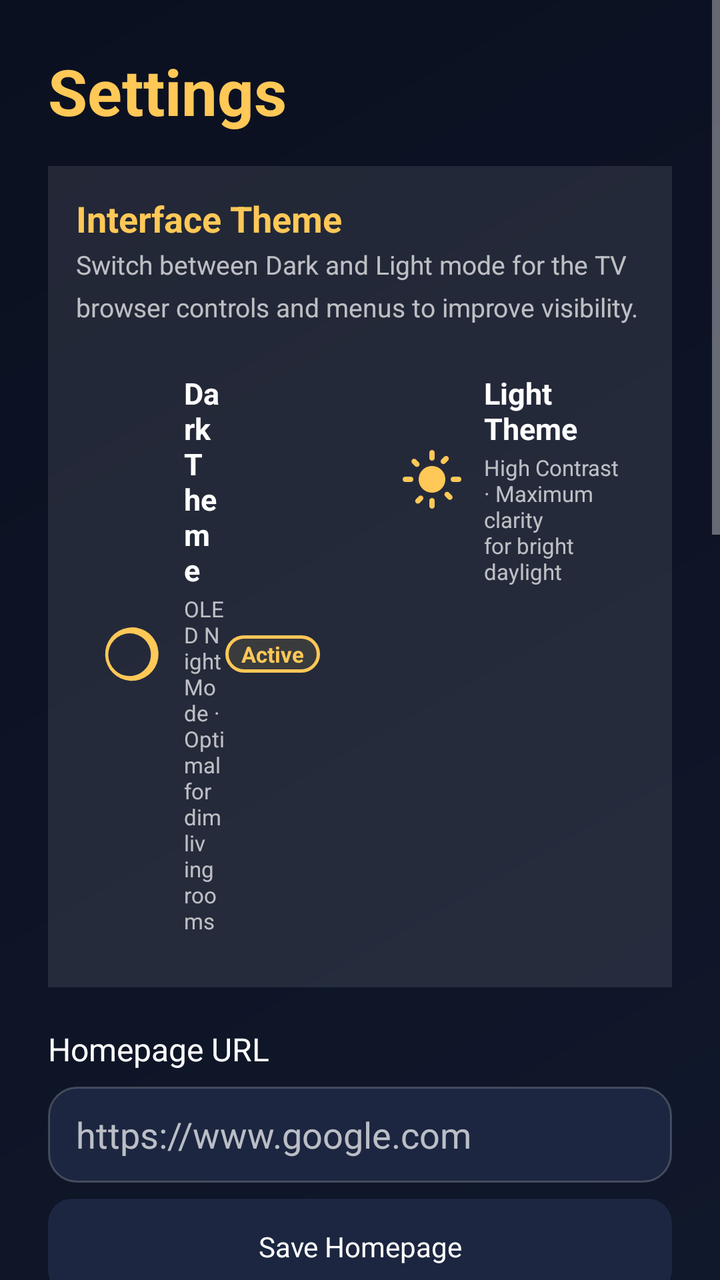
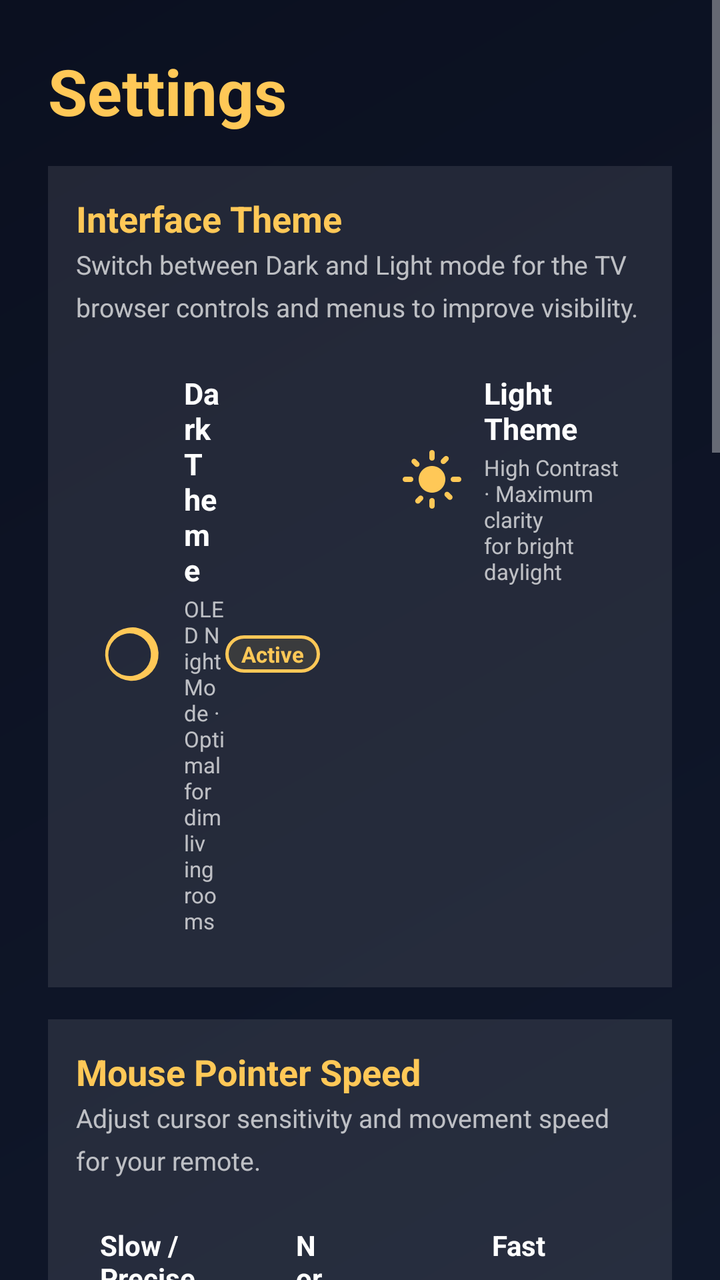

An Android layout rendered at two revisions. The XML below is the earlier revision; the diff shows what the commit changed to produce the second picture.
<!-- AndroidManifest.xml: application theme Theme.TVNavBrowser -->
<!-- res/layout/activity_settings.xml -->
<?xml version="1.0" encoding="utf-8"?>
<ScrollView xmlns:android="http://schemas.android.com/apk/res/android"
    xmlns:app="http://schemas.android.com/apk/res-auto"
    android:layout_width="match_parent"
    android:layout_height="match_parent"
    android:background="@drawable/bg_screen">

    <LinearLayout
        android:layout_width="match_parent"
        android:layout_height="wrap_content"
        android:orientation="vertical"
        android:padding="24dp">

        <TextView
            style="@style/ScreenTitle"
            android:layout_width="match_parent"
            android:layout_height="wrap_content"
            android:text="@string/settings" />

        
        <LinearLayout
            android:id="@+id/themeSectionContainer"
            android:layout_width="match_parent"
            android:layout_height="wrap_content"
            android:layout_marginTop="16dp"
            android:background="#18FFFFFF"
            android:orientation="vertical"
            android:padding="14dp">

            <TextView
                android:layout_width="match_parent"
                android:layout_height="wrap_content"
                android:text="@string/settings_theme_title"
                android:textColor="@color/accent"
                android:textSize="18sp"
                android:textStyle="bold" />

            <TextView
                style="@style/ScreenSubtitle"
                android:layout_width="match_parent"
                android:layout_height="wrap_content"
                android:layout_marginTop="2dp"
                android:text="@string/settings_theme_summary"
                android:textSize="13sp" />

            <LinearLayout
                android:layout_width="match_parent"
                android:layout_height="wrap_content"
                android:layout_marginTop="12dp"
                android:orientation="horizontal">

                
                <LinearLayout
                    android:id="@+id/cardThemeDark"
                    android:layout_width="0dp"
                    android:layout_height="wrap_content"
                    android:layout_weight="1"
                    android:layout_marginEnd="8dp"
                    android:background="@drawable/focusable_item_background"
                    android:clickable="true"
                    android:focusable="true"
                    android:focusableInTouchMode="true"
                    android:gravity="center_vertical"
                    android:orientation="horizontal"
                    android:padding="12dp">

                    <ImageView
                        android:id="@+id/ivThemeDarkIcon"
                        android:layout_width="32dp"
                        android:layout_height="32dp"
                        android:src="@drawable/ic_theme_dark"
                        app:tint="@color/accent"
                        android:contentDescription="@string/settings_theme_dark" />

                    <LinearLayout
                        android:layout_width="0dp"
                        android:layout_height="wrap_content"
                        android:layout_marginStart="10dp"
                        android:layout_weight="1"
                        android:orientation="vertical">

                        <TextView
                            android:id="@+id/tvThemeDarkTitle"
                            android:layout_width="wrap_content"
                            android:layout_height="wrap_content"
                            android:text="@string/settings_theme_dark"
                            android:textColor="@color/text_primary"
                            android:textSize="15sp"
                            android:textStyle="bold" />

                        <TextView
                            android:id="@+id/tvThemeDarkDesc"
                            android:layout_width="wrap_content"
                            android:layout_height="wrap_content"
                            android:layout_marginTop="2dp"
                            android:text="@string/settings_theme_dark_desc"
                            android:textColor="@color/text_secondary"
                            android:textSize="11sp" />
                    </LinearLayout>

                    <TextView
                        android:id="@+id/tvThemeDarkBadge"
                        android:layout_width="wrap_content"
                        android:layout_height="wrap_content"
                        android:background="@drawable/bg_step_badge"
                        android:paddingStart="8dp"
                        android:paddingTop="2dp"
                        android:paddingEnd="8dp"
                        android:paddingBottom="2dp"
                        android:text="@string/theme_active_indicator"
                        android:textColor="@color/accent"
                        android:textSize="11sp"
                        android:textStyle="bold"
                        android:visibility="visible" />
                </LinearLayout>

                
                <LinearLayout
                    android:id="@+id/cardThemeLight"
                    android:layout_width="0dp"
                    android:layout_height="wrap_content"
                    android:layout_weight="1"
                    android:layout_marginStart="8dp"
                    android:background="@drawable/focusable_item_background"
                    android:clickable="true"
                    android:focusable="true"
                    android:focusableInTouchMode="true"
                    android:gravity="center_vertical"
                    android:orientation="horizontal"
                    android:padding="12dp">

                    <ImageView
                        android:id="@+id/ivThemeLightIcon"
                        android:layout_width="32dp"
                        android:layout_height="32dp"
                        android:src="@drawable/ic_theme_light"
                        app:tint="@color/accent"
                        android:contentDescription="@string/settings_theme_light" />

                    <LinearLayout
                        android:layout_width="0dp"
                        android:layout_height="wrap_content"
                        android:layout_marginStart="10dp"
                        android:layout_weight="1"
                        android:orientation="vertical">

                        <TextView
                            android:id="@+id/tvThemeLightTitle"
                            android:layout_width="wrap_content"
                            android:layout_height="wrap_content"
                            android:text="@string/settings_theme_light"
                            android:textColor="@color/text_primary"
                            android:textSize="15sp"
                            android:textStyle="bold" />

                        <TextView
                            android:id="@+id/tvThemeLightDesc"
                            android:layout_width="wrap_content"
                            android:layout_height="wrap_content"
                            android:layout_marginTop="2dp"
                            android:text="@string/settings_theme_light_desc"
                            android:textColor="@color/text_secondary"
                            android:textSize="11sp" />
                    </LinearLayout>

                    <TextView
                        android:id="@+id/tvThemeLightBadge"
                        android:layout_width="wrap_content"
                        android:layout_height="wrap_content"
                        android:background="@drawable/bg_step_badge"
                        android:paddingStart="8dp"
                        android:paddingTop="2dp"
                        android:paddingEnd="8dp"
                        android:paddingBottom="2dp"
                        android:text="@string/theme_active_indicator"
                        android:textColor="@color/accent"
                        android:textSize="11sp"
                        android:textStyle="bold"
                        android:visibility="gone" />
                </LinearLayout>

            </LinearLayout>

        </LinearLayout>

        <TextView
            android:layout_width="match_parent"
            android:layout_height="wrap_content"
            android:layout_marginTop="20dp"
            android:text="@string/settings_homepage_label"
            android:textColor="@color/text_primary"
            android:textSize="16sp" />

        <EditText
            android:id="@+id/etHomepage"
            android:layout_width="match_parent"
            android:layout_height="48dp"
            android:layout_marginTop="8dp"
            android:background="@drawable/bg_url_bar"
            android:hint="@string/settings_homepage_hint"
            android:inputType="textUri"
            android:paddingStart="14dp"
            android:paddingEnd="14dp"
            android:textColor="@color/text_primary"
            android:textColorHint="@color/text_secondary" />

        <Button
            android:id="@+id/btnSaveHomepage"
            style="@style/ToolbarButton"
            android:layout_width="match_parent"
            android:layout_height="wrap_content"
            android:layout_marginTop="8dp"
            android:text="@string/settings_save_homepage" />

        <Switch
            android:id="@+id/switchBlockEmbeddedAds"
            android:layout_width="match_parent"
            android:layout_height="wrap_content"
            android:layout_marginTop="24dp"
            android:focusable="true"
            android:text="@string/settings_block_embedded_ads"
            android:textColor="@color/text_primary" />

        <TextView
            style="@style/ScreenSubtitle"
            android:layout_width="match_parent"
            android:layout_height="wrap_content"
            android:layout_marginTop="4dp"
            android:text="@string/settings_block_embedded_ads_summary" />

        
        <LinearLayout
            android:layout_width="match_parent"
            android:layout_height="wrap_content"
            android:layout_marginTop="12dp"
            android:background="#15FFFFFF"
            android:orientation="vertical"
            android:padding="12dp">

            <TextView
                android:layout_width="match_parent"
                android:layout_height="wrap_content"
                android:text="@string/settings_custom_adblock_title"
                android:textColor="@color/accent"
                android:textSize="14sp"
                android:textStyle="bold" />

            <TextView
                android:layout_width="match_parent"
                android:layout_height="wrap_content"
                android:layout_marginTop="2dp"
                android:text="@string/settings_custom_adblock_summary"
                android:textColor="@color/text_secondary"
                android:textSize="12sp" />

            <LinearLayout
                android:layout_width="match_parent"
                android:layout_height="wrap_content"
                android:layout_marginTop="8dp"
                android:orientation="horizontal">

                <EditText
                    android:id="@+id/etCustomAdRule"
                    android:layout_width="0dp"
                    android:layout_height="44dp"
                    android:layout_weight="1"
                    android:background="@drawable/bg_url_bar"
                    android:hint="@string/settings_custom_adblock_hint"
                    android:inputType="textUri"
                    android:paddingStart="12dp"
                    android:paddingEnd="12dp"
                    android:textColor="@color/text_primary"
                    android:textColorHint="@color/text_secondary"
                    android:textSize="14sp" />

                <Button
                    android:id="@+id/btnAddAdRule"
                    style="@style/ToolbarButton"
                    android:layout_width="wrap_content"
                    android:layout_height="44dp"
                    android:layout_marginStart="8dp"
                    android:text="@string/settings_add_adblock_rule" />
            </LinearLayout>

            <LinearLayout
                android:id="@+id/customRulesContainer"
                android:layout_width="match_parent"
                android:layout_height="wrap_content"
                android:layout_marginTop="8dp"
                android:orientation="vertical" />
        </LinearLayout>

        
        <LinearLayout
            android:layout_width="match_parent"
            android:layout_height="wrap_content"
            android:layout_marginTop="20dp"
            android:background="#1538BDF8"
            android:orientation="vertical"
            android:padding="12dp">

            <TextView
                android:layout_width="match_parent"
                android:layout_height="wrap_content"
                android:text="@string/sync_bookmarks_title"
                android:textColor="@color/accent"
                android:textSize="14sp"
                android:textStyle="bold" />

            <TextView
                android:layout_width="match_parent"
                android:layout_height="wrap_content"
                android:layout_marginTop="2dp"
                android:text="@string/sync_user_id_desc"
                android:textColor="@color/text_secondary"
                android:textSize="12sp" />

            <LinearLayout
                android:layout_width="match_parent"
                android:layout_height="wrap_content"
                android:layout_marginTop="8dp"
                android:orientation="horizontal">

                <EditText
                    android:id="@+id/etSyncUserId"
                    android:layout_width="0dp"
                    android:layout_height="44dp"
                    android:layout_weight="1"
                    android:background="@drawable/bg_url_bar"
                    android:hint="@string/sync_user_id_hint"
                    android:inputType="text"
                    android:paddingStart="12dp"
                    android:paddingEnd="12dp"
                    android:textColor="@color/text_primary"
                    android:textColorHint="@color/text_secondary"
                    android:textSize="14sp" />

                <Button
                    android:id="@+id/btnSaveSyncId"
                    style="@style/ToolbarButton"
                    android:layout_width="wrap_content"
                    android:layout_height="44dp"
                    android:layout_marginStart="8dp"
                    android:text="@string/sync_save_user_id" />
            </LinearLayout>

            <Button
                android:id="@+id/btnTriggerCloudSync"
                style="@style/ToolbarButton"
                android:layout_width="match_parent"
                android:layout_height="44dp"
                android:layout_marginTop="8dp"
                android:drawableStart="@drawable/ic_cloud_sync"
                android:drawablePadding="8dp"
                android:text="@string/sync_bookmarks_btn" />
        </LinearLayout>

        <Switch
            android:id="@+id/switchForceDarkMode"
            android:layout_width="match_parent"
            android:layout_height="wrap_content"
            android:layout_marginTop="24dp"
            android:focusable="true"
            android:text="@string/settings_force_dark_mode"
            android:textColor="@color/text_primary" />

        <TextView
            style="@style/ScreenSubtitle"
            android:layout_width="match_parent"
            android:layout_height="wrap_content"
            android:layout_marginTop="4dp"
            android:text="@string/settings_force_dark_mode_summary" />

        <Switch
            android:id="@+id/switchAutoFullscreen"
            android:layout_width="match_parent"
            android:layout_height="wrap_content"
            android:layout_marginTop="24dp"
            android:focusable="true"
            android:text="@string/settings_auto_fullscreen"
            android:textColor="@color/text_primary" />

        <TextView
            style="@style/ScreenSubtitle"
            android:layout_width="match_parent"
            android:layout_height="wrap_content"
            android:layout_marginTop="4dp"
            android:text="@string/settings_auto_fullscreen_summary" />

        <Button
            android:id="@+id/btnClearHistory"
            style="@style/ToolbarButton"
            android:layout_width="match_parent"
            android:layout_height="wrap_content"
            android:layout_marginTop="24dp"
            android:text="@string/settings_clear_history" />

        <Button
            android:id="@+id/btnClearBookmarks"
            style="@style/ToolbarButton"
            android:layout_width="match_parent"
            android:layout_height="wrap_content"
            android:layout_marginTop="8dp"
            android:text="@string/settings_clear_bookmarks" />

        <Button
            android:id="@+id/btnClearCache"
            style="@style/ToolbarButton"
            android:layout_width="match_parent"
            android:layout_height="wrap_content"
            android:layout_marginTop="8dp"
            android:text="@string/settings_clear_cache" />

    </LinearLayout>

</ScrollView>
<!-- resources referenced by this layout -->
<resources>
  <color name="accent">#FFFFC857</color>
  <color name="text_primary">#FFFFFFFF</color>
  <color name="text_secondary">#B3FFFFFF</color>
  <string name="settings">Settings</string>
  <string name="settings_add_adblock_rule">Add Block Rule</string>
  <string name="settings_auto_fullscreen">Auto Fullscreen</string>
  <string name="settings_auto_fullscreen_summary">Automatically hide the control bar on inactivity when browsing.</string>
  <string name="settings_block_embedded_ads">Block website ads</string>
  <string name="settings_block_embedded_ads_summary">Automatically hide embedded ads inside web pages. Does not affect the app banner ad.</string>
  <string name="settings_clear_bookmarks">Clear Bookmarks</string>
  <string name="settings_clear_cache">Clear WebView Cache</string>
  <string name="settings_clear_history">Clear History</string>
  <string name="settings_custom_adblock_hint">Enter domain or URL pattern to block</string>
  <string name="settings_custom_adblock_summary">Add custom domains or URL keywords to block (e.g. adserver.com, popunder).</string>
  <string name="settings_custom_adblock_title">Custom Ad Blocker Rules</string>
  <string name="settings_force_dark_mode">Force Dark Web Pages</string>
  <string name="settings_force_dark_mode_summary">Automatically inject dark styles into all visited websites for night browsing.</string>
  <string name="settings_homepage_hint">https://www.google.com</string>
  <string name="settings_homepage_label">Homepage URL</string>
  <string name="settings_save_homepage">Save Homepage</string>
  <string name="settings_theme_dark">Dark Theme</string>
  <string name="settings_theme_dark_desc">OLED Night Mode · Optimal for dim living rooms</string>
  <string name="settings_theme_light">Light Theme</string>
  <string name="settings_theme_light_desc">High Contrast · Maximum clarity for bright daylight</string>
  <string name="settings_theme_summary">Switch between Dark and Light mode for the TV browser controls and menus to improve visibility.</string>
  <string name="settings_theme_title">Interface Theme</string>
  <string name="sync_bookmarks_btn">Sync Cloud Bookmarks</string>
  <string name="sync_bookmarks_title">Cloud Sync</string>
  <string name="sync_save_user_id">Save Account ID</string>
  <string name="sync_user_id_desc">Use the same Account ID on other TV devices to sync bookmarks across all your screens.</string>
  <string name="sync_user_id_hint">Enter Account or Device ID to share bookmarks</string>
  <string name="theme_active_indicator">Active</string>
  <style name="ScreenSubtitle">
          <item name="android:textColor">@color/text_secondary</item>
          <item name="android:textSize">16sp</item>
          <item name="android:lineSpacingExtra">6dp</item>
      </style>
  <style name="ScreenTitle">
          <item name="android:textColor">@color/accent</item>
          <item name="android:textSize">32sp</item>
          <item name="android:textStyle">bold</item>
      </style>
  <color name="bg_dark">#FF0B1020</color>
  <color name="bg_card">#FF1C2640</color>
  <color name="divider">#33FFFFFF</color>
  <color name="accent_soft">#33FFC857</color>
  <color name="black">#FF000000</color>
  <color name="white">#FFFFFFFF</color>
  <color name="accent_dark">#FFE6A819</color>
  <!-- unchanged entries left out for length: 10 -->
</resources>

<!-- the commit's change to res/layout/activity_settings.xml (unified diff, before → after) -->
@@ -183,6 +183,181 @@
 
         </LinearLayout>
 
+        
+        <LinearLayout
+            android:id="@+id/mouseSpeedSectionContainer"
+            android:layout_width="match_parent"
+            android:layout_height="wrap_content"
+            android:layout_marginTop="16dp"
+            android:background="#18FFFFFF"
+            android:orientation="vertical"
+            android:padding="14dp">
+
+            <TextView
+                android:layout_width="match_parent"
+                android:layout_height="wrap_content"
+                android:text="@string/settings_mouse_speed_title"
+                android:textColor="@color/accent"
+                android:textSize="18sp"
+                android:textStyle="bold" />
+
+            <TextView
+                style="@style/ScreenSubtitle"
+                android:layout_width="match_parent"
+                android:layout_height="wrap_content"
+                android:layout_marginTop="2dp"
+                android:text="@string/settings_mouse_speed_summary"
+                android:textSize="13sp" />
+
+            <LinearLayout
+                android:layout_width="match_parent"
+                android:layout_height="wrap_content"
+                android:layout_marginTop="12dp"
+                android:orientation="horizontal">
+
+                
+                <LinearLayout
+                    android:id="@+id/cardMouseSpeedSlow"
+                    android:layout_width="0dp"
+                    android:layout_height="wrap_content"
+                    android:layout_weight="1"
+                    android:layout_marginEnd="6dp"
+                    android:background="@drawable/focusable_item_background"
+                    android:clickable="true"
+                    android:focusable="true"
+                    android:focusableInTouchMode="true"
+                    android:gravity="center_vertical"
+                    android:orientation="horizontal"
+                    android:padding="12dp">
+
+                    <LinearLayout
+                        android:layout_width="0dp"
+                        android:layout_height="wrap_content"
+                        android:layout_weight="1"
+                        android:orientation="vertical">
+
+                        <TextView
+                            android:layout_width="wrap_content"
+                            android:layout_height="wrap_content"
+                            android:text="@string/settings_mouse_speed_slow"
+                            android:textColor="@color/text_primary"
+                            android:textSize="14sp"
+                            android:textStyle="bold" />
+                    </LinearLayout>
+
+                    <TextView
+                        android:id="@+id/tvMouseSpeedSlowBadge"
+                        android:layout_width="wrap_content"
+                        android:layout_height="wrap_content"
+                        android:background="@drawable/bg_step_badge"
+                        android:paddingStart="8dp"
+                        android:paddingTop="2dp"
+                        android:paddingEnd="8dp"
+                        android:paddingBottom="2dp"
+                        android:text="@string/theme_active_indicator"
+                        android:textColor="@color/accent"
+                        android:textSize="11sp"
+                        android:textStyle="bold"
+                        android:visibility="gone" />
+                </LinearLayout>
+
+                
+                <LinearLayout
+                    android:id="@+id/cardMouseSpeedNormal"
+                    android:layout_width="0dp"
+                    android:layout_height="wrap_content"
+                    android:layout_weight="1"
+                    android:layout_marginStart="4dp"
+                    android:layout_marginEnd="4dp"
+                    android:background="@drawable/focusable_item_background"
+                    android:clickable="true"
+                    android:focusable="true"
+                    android:focusableInTouchMode="true"
+                    android:gravity="center_vertical"
+                    android:orientation="horizontal"
+                    android:padding="12dp">
+
+                    <LinearLayout
+                        android:layout_width="0dp"
+                        android:layout_height="wrap_content"
+                        android:layout_weight="1"
+                        android:orientation="vertical">
+
+                        <TextView
+                            android:layout_width="wrap_content"
+                            android:layout_height="wrap_content"
+                            android:text="@string/settings_mouse_speed_normal"
+                            android:textColor="@color/text_primary"
+                            android:textSize="14sp"
+                            android:textStyle="bold" />
+                    </LinearLayout>
+
+                    <TextView
+                        android:id="@+id/tvMouseSpeedNormalBadge"
+                        android:layout_width="wrap_content"
+                        android:layout_height="wrap_content"
+                        android:background="@drawable/bg_step_badge"
+                        android:paddingStart="8dp"
+                        android:paddingTop="2dp"
+                        android:paddingEnd="8dp"
+                        android:paddingBottom="2dp"
+                        android:text="@string/theme_active_indicator"
+                        android:textColor="@color/accent"
+                        android:textSize="11sp"
+                        android:textStyle="bold"
+                        android:visibility="visible" />
+                </LinearLayout>
+
+                
+                <LinearLayout
+                    android:id="@+id/cardMouseSpeedFast"
+                    android:layout_width="0dp"
+                    android:layout_height="wrap_content"
+                    android:layout_weight="1"
+                    android:layout_marginStart="6dp"
+                    android:background="@drawable/focusable_item_background"
+                    android:clickable="true"
+                    android:focusable="true"
+                    android:focusableInTouchMode="true"
+                    android:gravity="center_vertical"
+                    android:orientation="horizontal"
+                    android:padding="12dp">
+
+                    <LinearLayout
+                        android:layout_width="0dp"
+                        android:layout_height="wrap_content"
+                        android:layout_weight="1"
+                        android:orientation="vertical">
+
+                        <TextView
+                            android:layout_width="wrap_content"
+                            android:layout_height="wrap_content"
+                            android:text="@string/settings_mouse_speed_fast"
+                            android:textColor="@color/text_primary"
+                            android:textSize="14sp"
+                            android:textStyle="bold" />
+                    </LinearLayout>
+
+                    <TextView
+                        android:id="@+id/tvMouseSpeedFastBadge"
+                        android:layout_width="wrap_content"
+                        android:layout_height="wrap_content"
+                        android:background="@drawable/bg_step_badge"
+                        android:paddingStart="8dp"
+                        android:paddingTop="2dp"
+                        android:paddingEnd="8dp"
+                        android:paddingBottom="2dp"
+                        android:text="@string/theme_active_indicator"
+                        android:textColor="@color/accent"
+                        android:textSize="11sp"
+                        android:textStyle="bold"
+                        android:visibility="gone" />
+                </LinearLayout>
+
+            </LinearLayout>
+
+        </LinearLayout>
+
         <TextView
             android:layout_width="match_parent"
             android:layout_height="wrap_content"
<!-- resource entries referenced after the edit -->
@@ -19,6 +19,11 @@
   <string name="settings_force_dark_mode_summary">Automatically inject dark styles into all visited websites for night browsing.</string>
   <string name="settings_homepage_hint">https://www.google.com</string>
   <string name="settings_homepage_label">Homepage URL</string>
+  <string name="settings_mouse_speed_fast">Fast</string>
+  <string name="settings_mouse_speed_normal">Normal (Default)</string>
+  <string name="settings_mouse_speed_slow">Slow / Precise</string>
+  <string name="settings_mouse_speed_summary">Adjust cursor sensitivity and movement speed for your remote.</string>
+  <string name="settings_mouse_speed_title">Mouse Pointer Speed</string>
   <string name="settings_save_homepage">Save Homepage</string>
   <string name="settings_theme_dark">Dark Theme</string>
   <string name="settings_theme_dark_desc">OLED Night Mode · Optimal for dim living rooms</string>
